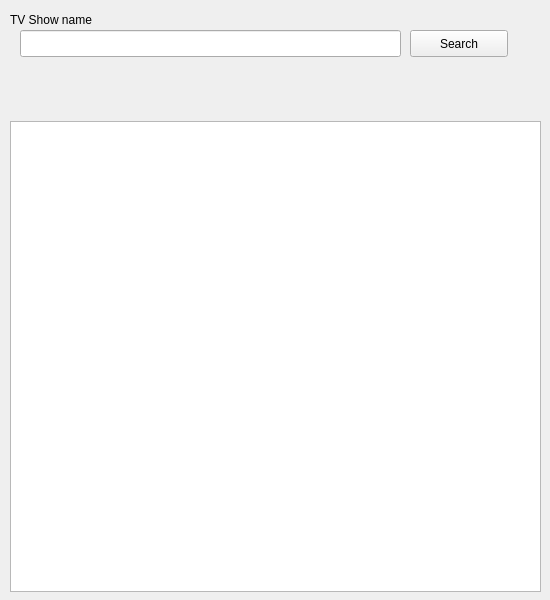
Old version of the form mainwindow.ui in the repository TimJones/RenameTV.
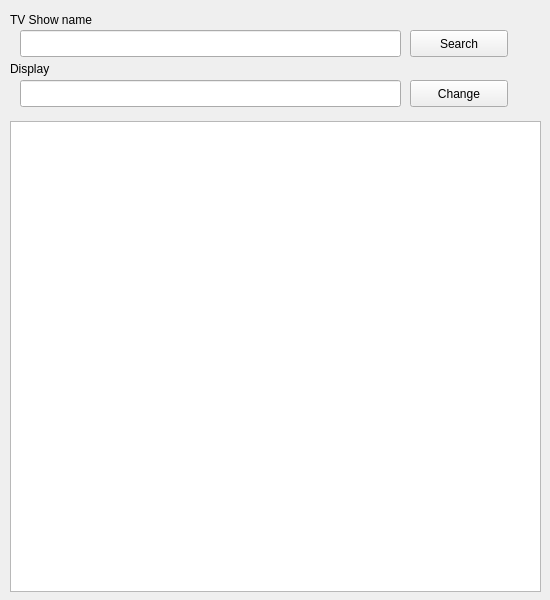
New version of the form.

Commit message: Added a format changer to the main ui

```diff
--- a/mainwindow.ui
+++ b/mainwindow.ui
@@ -60,6 +60,42 @@
      <string>Search</string>
     </property>
    </widget>
+   <widget class="QLineEdit" name="editDisplay">
+    <property name="geometry">
+     <rect>
+      <x>20</x>
+      <y>80</y>
+      <width>381</width>
+      <height>27</height>
+     </rect>
+    </property>
+   </widget>
+   <widget class="QLabel" name="label_2">
+    <property name="geometry">
+     <rect>
+      <x>10</x>
+      <y>60</y>
+      <width>67</width>
+      <height>17</height>
+     </rect>
+    </property>
+    <property name="text">
+     <string>Display</string>
+    </property>
+   </widget>
+   <widget class="QPushButton" name="buttonDisplay">
+    <property name="geometry">
+     <rect>
+      <x>410</x>
+      <y>80</y>
+      <width>98</width>
+      <height>27</height>
+     </rect>
+    </property>
+    <property name="text">
+     <string>Change</string>
+    </property>
+   </widget>
   </widget>
  </widget>
  <layoutdefault spacing="6" margin="11"/>
```
The commit also changes 2 other files.
